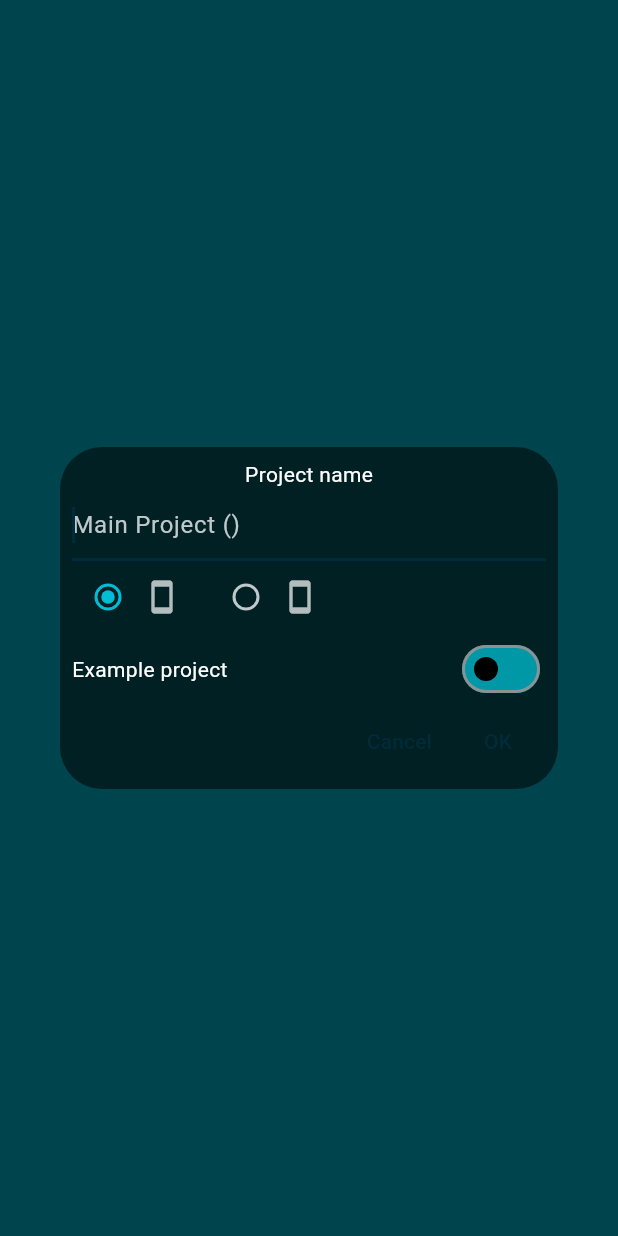
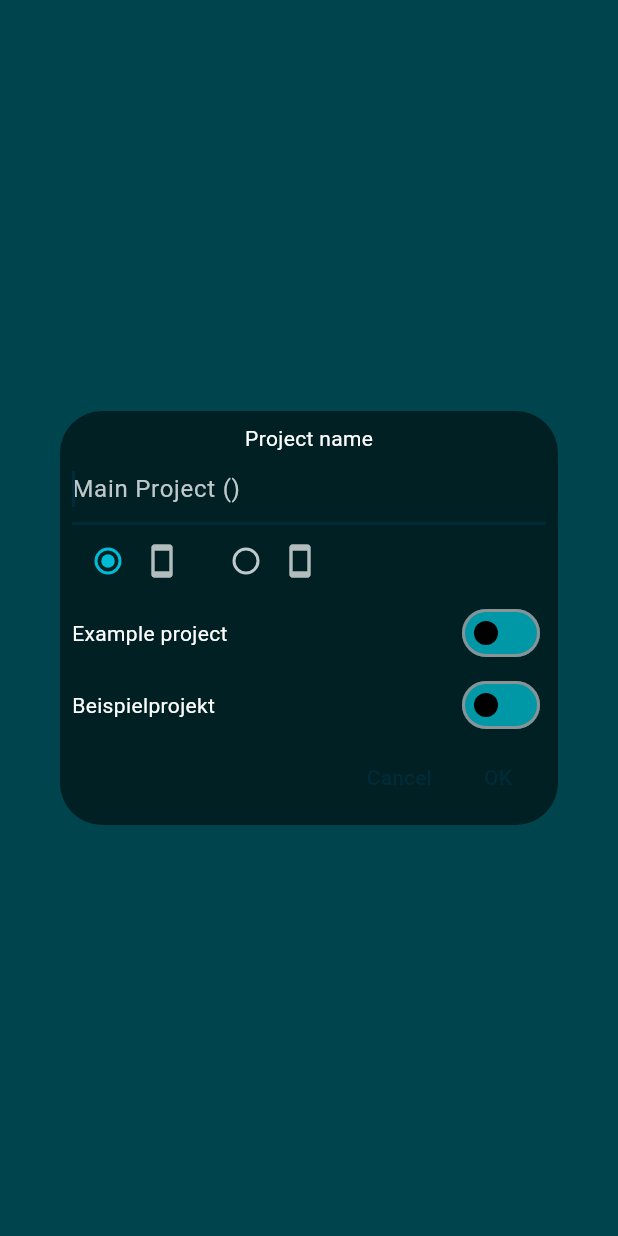
Before and after one commit to Catrobat/PocketCode-IDE-Flutter, a Flutter app: what createProjectDialog() shows on an empty page, opened directly, on a phone screen of 412 x 824 dp. Run offline on Flutter 3.47's test engine with Material 2 defaults, Android fonts, the phone set to English and light mode, and no system bars; our stand-ins replace sign_in_button; generated files the repository leaves out were written again.

Commit message:
language translation German to English and Vice-Versa

```diff
--- a/lib/ui/screens/main_menu.dart
+++ b/lib/ui/screens/main_menu.dart
@@ -44,7 +44,7 @@ class MainMenu extends StatelessWidget {
                     padding: EdgeInsets.only(left: 10.0, top: 20.0),
                     child: Row(
                       mainAxisAlignment: MainAxisAlignment.spaceBetween,
-                      children: [
+                      children:  [
                         Text(
                           S.of(context).projectsonthedevice,
                           style: TextStyle(fontSize: 22, color: Colors.black),
--- a/lib/ui/shared/dialogs/CreateProjectDialog.dart
+++ b/lib/ui/shared/dialogs/CreateProjectDialog.dart
@@ -23,7 +23,11 @@ class CreateProjectDialog {
                     hintText: S.of(context).mainproject+" ()"),
               ),
               const LandscapePortraitRadio(),
+
               ToggleSwitch(title: S.of(context).exampleproject),
+
+              const ToggleSwitch(title: "Beispielprojekt"),
+
               Row (
                 mainAxisAlignment: MainAxisAlignment.end,
                 children: [
@@ -31,13 +35,17 @@ class CreateProjectDialog {
                     onPressed: () {
                       Navigator.pop(context);
                     },
+
                     child: Text(S.of(context).cancel),
+
                   ),
                   TextButton(
                     onPressed: () {
                       Navigator.pop(context);
                     },
+
                     child: Text(S.of(context).ok),
+
                   )
                 ],
               ),
```
Also changed, not shown: pubspec.lock, 1 other file.
